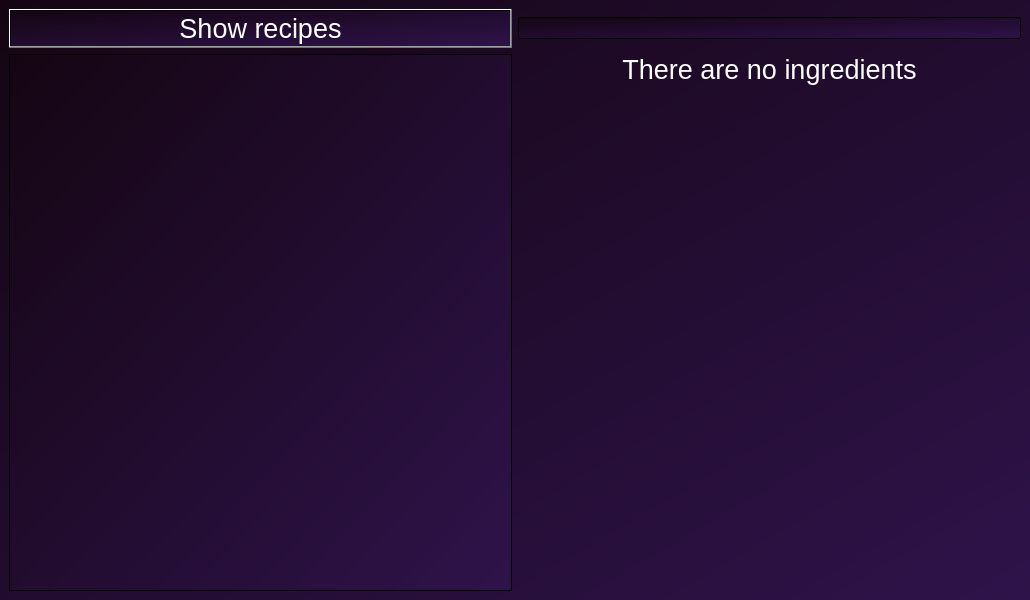
First picture: the form in mainwindow.ui, repository ovidiubachmatchi/StudentCookCPP, before the edit.
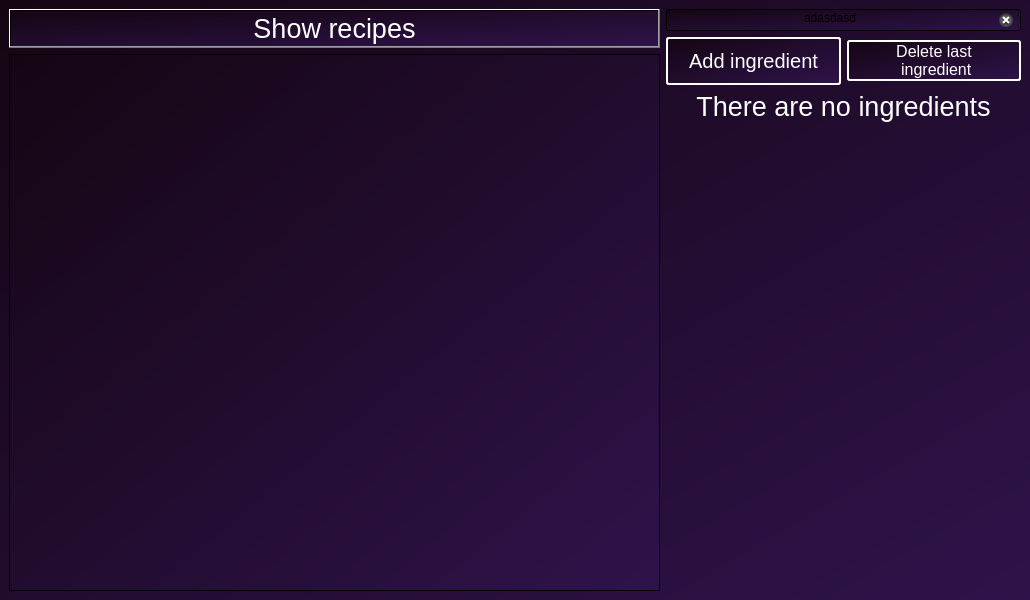
Second picture: the form after the edit.

Commit message: Add ingredients functionality

What changed in the file:
```diff
--- a/mainwindow.ui
+++ b/mainwindow.ui
@@ -18,36 +18,7 @@
   </property>
   <widget class="QWidget" name="centralwidget">
    <layout class="QGridLayout" name="gridLayout">
-    <item row="0" column="2">
-     <widget class="QLineEdit" name="input">
-      <property name="styleSheet">
-       <string notr="true">color: white;
-font: 18pt &quot;MS Shell Dlg 2&quot;;
-background-color:  rgb(0, 0, 0);
-QListView::item {
-    	margin: 2px;
-    }
-     
-    QListView::item:selected {
-    	background: orange;
-    }
-</string>
-      </property>
-      <property name="text">
-       <string/>
-      </property>
-      <property name="alignment">
-       <set>Qt::AlignHCenter|Qt::AlignTop</set>
-      </property>
-      <property name="cursorMoveStyle">
-       <enum>Qt::LogicalMoveStyle</enum>
-      </property>
-      <property name="clearButtonEnabled">
-       <bool>true</bool>
-      </property>
-     </widget>
-    </item>
-    <item row="1" column="0">
+    <item row="3" column="0">
      <layout class="QVBoxLayout" name="verticalLayout">
       <item>
        <layout class="QVBoxLayout" name="verticalLayout_2">
@@ -63,7 +34,7 @@
               <rect>
                <x>0</x>
                <y>0</y>
-               <width>493</width>
+               <width>636</width>
                <height>514</height>
               </rect>
              </property>
@@ -76,23 +47,8 @@
       </item>
      </layout>
     </item>
-    <item row="1" column="2">
-     <widget class="QLabel" name="no_ingredients">
-      <property name="styleSheet">
-       <string notr="true">background-color: none;
-font:  20pt;
-color: white;</string>
-      </property>
-      <property name="text">
-       <string>There are no ingredients</string>
-      </property>
-      <property name="alignment">
-       <set>Qt::AlignHCenter|Qt::AlignTop</set>
-      </property>
-     </widget>
-    </item>
-    <item row="0" column="0">
-     <widget class="QPushButton" name="pushButton">
+    <item row="0" column="0" rowspan="3">
+     <widget class="QPushButton" name="show_recipes">
       <property name="styleSheet">
        <string notr="true">color: white;
 font : 20pt;</string>
@@ -102,6 +58,94 @@
       </property>
      </widget>
     </item>
+    <item row="0" column="1" rowspan="4">
+     <layout class="QGridLayout" name="gridLayout_2">
+      <item row="1" column="1">
+       <widget class="QPushButton" name="delete_ingredient">
+        <property name="styleSheet">
+         <string notr="true">font: 12pt;
+color: white;
+border: 2px solid white;
+border-radius: 3px;</string>
+        </property>
+        <property name="text">
+         <string>Delete last 
+ ingredient</string>
+        </property>
+       </widget>
+      </item>
+      <item row="1" column="0">
+       <widget class="QPushButton" name="add_ingredient">
+        <property name="styleSheet">
+         <string notr="true">color: white;
+font: 15pt;
+padding: 10px 0 10px 0;
+border: 2px solid white;
+border-radius: 3px;</string>
+        </property>
+        <property name="text">
+         <string>Add ingredient</string>
+        </property>
+       </widget>
+      </item>
+      <item row="0" column="0" colspan="2">
+       <widget class="QLineEdit" name="input">
+        <property name="styleSheet">
+         <string notr="true">color: white;
+font: 18pt &quot;MS Shell Dlg 2&quot;;
+background-color:  rgb(0, 0, 0);
+QListView::item {
+    	margin: 2px;
+    }
+     
+    QListView::item:selected {
+    	background: orange;
+    }
+</string>
+        </property>
+        <property name="text">
+         <string>adasdasd</string>
+        </property>
+        <property name="alignment">
+         <set>Qt::AlignHCenter|Qt::AlignTop</set>
+        </property>
+        <property name="cursorMoveStyle">
+         <enum>Qt::LogicalMoveStyle</enum>
+        </property>
+        <property name="clearButtonEnabled">
+         <bool>true</bool>
+        </property>
+       </widget>
+      </item>
+      <item row="2" column="0" colspan="2">
+       <widget class="QLabel" name="ingredients">
+        <property name="minimumSize">
+         <size>
+          <width>355</width>
+          <height>0</height>
+         </size>
+        </property>
+        <property name="maximumSize">
+         <size>
+          <width>355</width>
+          <height>16777215</height>
+         </size>
+        </property>
+        <property name="styleSheet">
+         <string notr="true">background-color: none;
+font:  20pt;
+color: white;</string>
+        </property>
+        <property name="text">
+         <string>There are no ingredients</string>
+        </property>
+        <property name="alignment">
+         <set>Qt::AlignHCenter|Qt::AlignTop</set>
+        </property>
+       </widget>
+      </item>
+     </layout>
+    </item>
    </layout>
   </widget>
  </widget>
```
Left out of the diff: 2 changed lines with no effect on the pictures. The commit also changes 6 other files.
